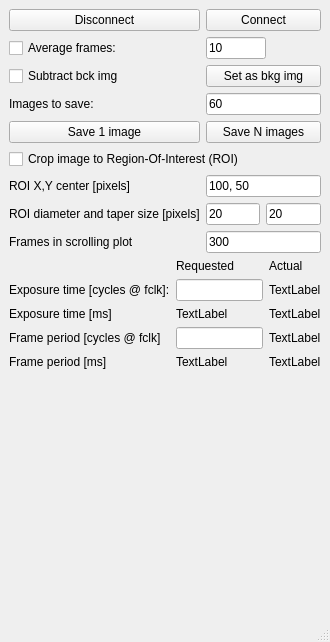
Before: the Qt Designer form main.ui in jddes/cameraprocess, drawn with Qt 5.
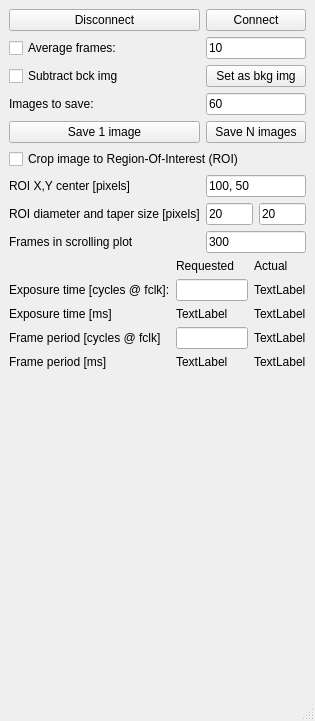
After: the same form once the commit is applied.

The edit to the form file:
```diff
--- a/main.ui
+++ b/main.ui
@@ -6,8 +6,8 @@
    <rect>
     <x>0</x>
     <y>0</y>
-    <width>330</width>
-    <height>642</height>
+    <width>315</width>
+    <height>721</height>
    </rect>
   </property>
   <property name="windowTitle">
@@ -21,7 +21,7 @@
        <widget class="QLineEdit" name="editN">
         <property name="maximumSize">
          <size>
-          <width>60</width>
+          <width>16777215</width>
           <height>16777215</height>
          </size>
         </property>
```
